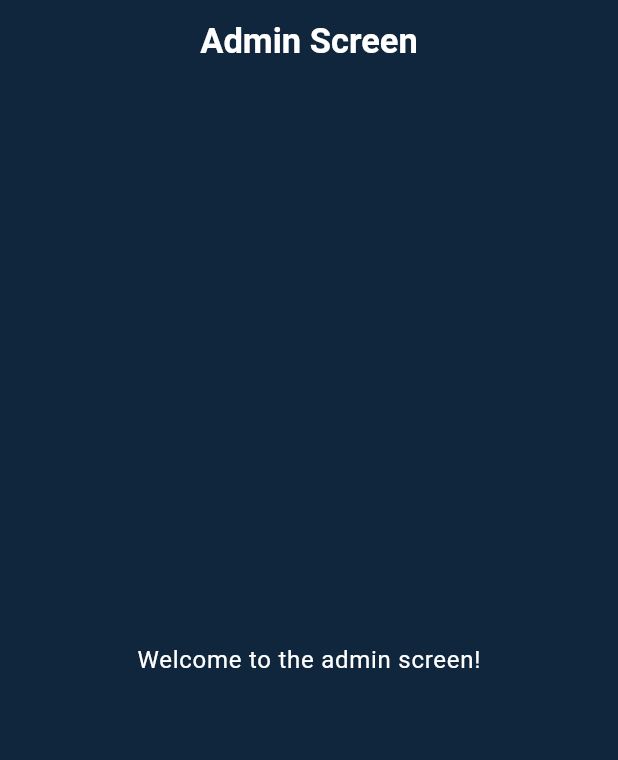
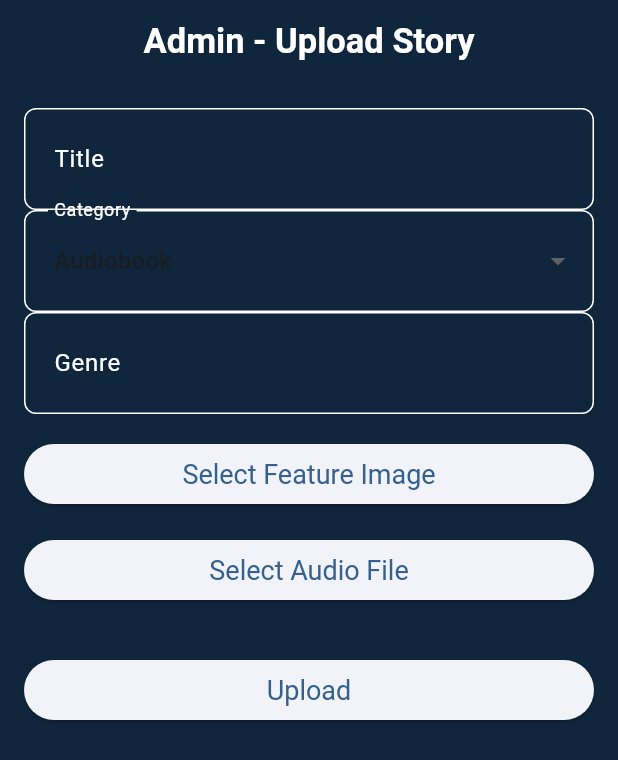
Before and after one commit to BakhtiarAhmed41/AudioTale, a Flutter app: the Admin screen opened directly, on a phone screen of 412 x 824 dp. Shown: the top 760 px of the screen. Run offline on Flutter 3.47's test engine with Material 3 defaults, Android fonts, the phone set to English and light mode, and no system bars; our stand-ins replace cloud_firestore, file_picker, firebase_auth, firebase_core, firebase_storage, fluttertoast and 1 more; accounts and stored records are empty.

Commit message:
working on audio uplaod feature

```diff
--- a/lib/admin_screen.dart
+++ b/lib/admin_screen.dart
@@ -1,23 +1,175 @@
+import 'dart:io';
 import 'package:flutter/material.dart';
+import 'package:firebase_core/firebase_core.dart';
+import 'package:firebase_storage/firebase_storage.dart';
+import 'package:cloud_firestore/cloud_firestore.dart';
+import 'package:file_picker/file_picker.dart';
+import 'package:image_picker/image_picker.dart';
+import 'package:uuid/uuid.dart';
 
+void main() async {
+  WidgetsFlutterBinding.ensureInitialized();
+  await Firebase.initializeApp();
+  runApp(MyApp());
+}
+
+class MyApp extends StatelessWidget {
+  @override
+  Widget build(BuildContext context) {
+    return MaterialApp(
+      home: Admin(),
+    );
+  }
+}
 
 class Admin extends StatefulWidget {
-  const Admin({super.key});
-
   @override
-  State<Admin> createState() => _AdminState();
+  _AdminState createState() => _AdminState();
 }
 
 class _AdminState extends State<Admin> {
+  final _formKey = GlobalKey<FormState>();
+  String _title = '';
+  String _category = 'Audiobook';
+  String _genre = '';
+  File? _featureImage;
+  File? _audioFile;
+
+  final picker = ImagePicker();
+
+  Future<void> _pickFeatureImage() async {
+    final pickedFile = await picker.pickImage(source: ImageSource.gallery);
+    setState(() {
+      if (pickedFile != null) {
+        _featureImage = File(pickedFile.path);
+      }
+    });
+  }
+
+  Future<void> _pickAudioFile() async {
+    FilePickerResult? result = await FilePicker.platform.pickFiles(type: FileType.audio);
+    setState(() {
+      if (result != null) {
+        _audioFile = File(result.files.first.path!);
+      }
+    });
+  }
+
+  Future<void> _uploadData() async {
+    if (_formKey.currentState!.validate() && _featureImage != null && _audioFile != null) {
+      String uuid = Uuid().v4();
+      try {
+        // Upload feature image
+        String imageFileName = 'feature_images/$uuid.jpg';
+        TaskSnapshot imageSnapshot = await FirebaseStorage.instance
+            .ref(imageFileName)
+            .putFile(_featureImage!);
+        String imageUrl = await imageSnapshot.ref.getDownloadURL();
+
+        // Upload audio file
+        String audioFileName = 'audios/$uuid.mp3';
+        TaskSnapshot audioSnapshot = await FirebaseStorage.instance
+            .ref(audioFileName)
+            .putFile(_audioFile!);
+        String audioUrl = await audioSnapshot.ref.getDownloadURL();
+
+        // Save data to Firestore
+        await FirebaseFirestore.instance.collection('stories').doc(uuid).set({
+          'title': _title,
+          'category': _category,
+          'genre': _genre,
+          'featureImage': imageUrl,
+          'audioUrl': audioUrl,
+        });
+
+        ScaffoldMessenger.of(context).showSnackBar(
+          SnackBar(content: Text('Upload successful')),
+        );
+      } catch (e) {
+        ScaffoldMessenger.of(context).showSnackBar(
+          SnackBar(content: Text('Upload failed: $e')),
+        );
+      }
+    } else {
+      ScaffoldMessenger.of(context).showSnackBar(
+        SnackBar(content: Text('Please complete the form')),
+      );
+    }
+  }
+
   @override
   Widget build(BuildContext context) {
     return Scaffold(
       appBar: AppBar(
-        title: const Text("Admin Screen"),
+        title: Text('Admin - Upload Story'),
       ),
-
-      body: Center(
-        child: Text("Welcome to the admin screen!", style: Theme.of(context).textTheme.bodyLarge,),
+      body: Padding(
+        padding: const EdgeInsets.all(16.0),
+        child: Form(
+          key: _formKey,
+          child: ListView(
+            children: [
+              TextFormField(
+                decoration: InputDecoration(labelText: 'Title'),
+                validator: (value) {
+                  if (value == null || value.isEmpty) {
+                    return 'Please enter a title';
+                  }
+                  return null;
+                },
+                onChanged: (value) {
+                  _title = value;
+                },
+              ),
+              DropdownButtonFormField<String>(
+                decoration: InputDecoration(labelText: 'Category'),
+                value: _category,
+                items: ['Audiobook', 'Fictional Story']
+                    .map((label) => DropdownMenuItem(
+                  child: Text(label),
+                  value: label,
+                ))
+                    .toList(),
+                onChanged: (value) {
+                  setState(() {
+                    _category = value!;
+                  });
+                },
+              ),
+              TextFormField(
+                decoration: InputDecoration(labelText: 'Genre'),
+                validator: (value) {
+                  if (value == null || value.isEmpty) {
+                    return 'Please enter a genre';
+                  }
+                  return null;
+                },
+                onChanged: (value) {
+                  _genre = value;
+                },
+              ),
+              SizedBox(height: 16.0),
+              ElevatedButton(
+                onPressed: _pickFeatureImage,
+                child: Text('Select Feature Image'),
+              ),
+              _featureImage != null
+                  ? Image.file(_featureImage!, height: 100, width: 100)
+                  : Container(),
+              SizedBox(height: 16.0),
+              ElevatedButton(
+                onPressed: _pickAudioFile,
+                child: Text('Select Audio File'),
+              ),
+              _audioFile != null ? Text('Audio selected') : Container(),
+              SizedBox(height: 32.0),
+              ElevatedButton(
+                onPressed: _uploadData,
+                child: Text('Upload'),
+              ),
+            ],
+          ),
+        ),
       ),
     );
   }
--- a/lib/login_screen.dart
+++ b/lib/login_screen.dart
@@ -47,7 +47,7 @@ class _LoginState extends State<Login> {
         if(emailController.text.toString() == "admin@email.com"){
           toastMesage("Logged in as Admin!", Colors.green);
           Navigator.pushReplacement(
-              context, MaterialPageRoute(builder: (context) => const Admin()));
+              context, MaterialPageRoute(builder: (context) =>  Admin()));
         }else{
           toastMesage("Logged in Successfully!", Colors.green);
           Navigator.pushReplacement(
--- a/pubspec.yaml
+++ b/pubspec.yaml
@@ -41,6 +41,10 @@ dependencies:
   firebase_storage: ^12.0.0
   fluttertoast: ^8.2.6
   firebase_database: ^11.0.1
+  file_picker: ^8.0.5
+  image_picker: ^1.1.2
+  path_provider: ^2.1.3
+  uuid: ^4.4.0
 
 
 dev_dependencies:
```
Also changed, not shown: lib/add_episode.dart (added, +106 -0 lines), pubspec.lock, 2 other files.
